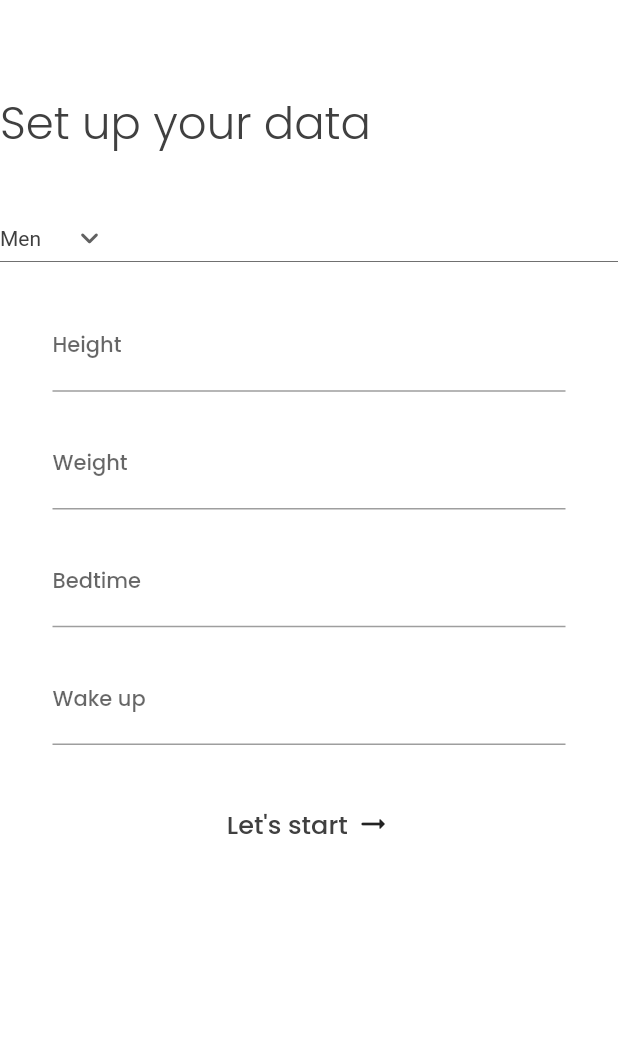
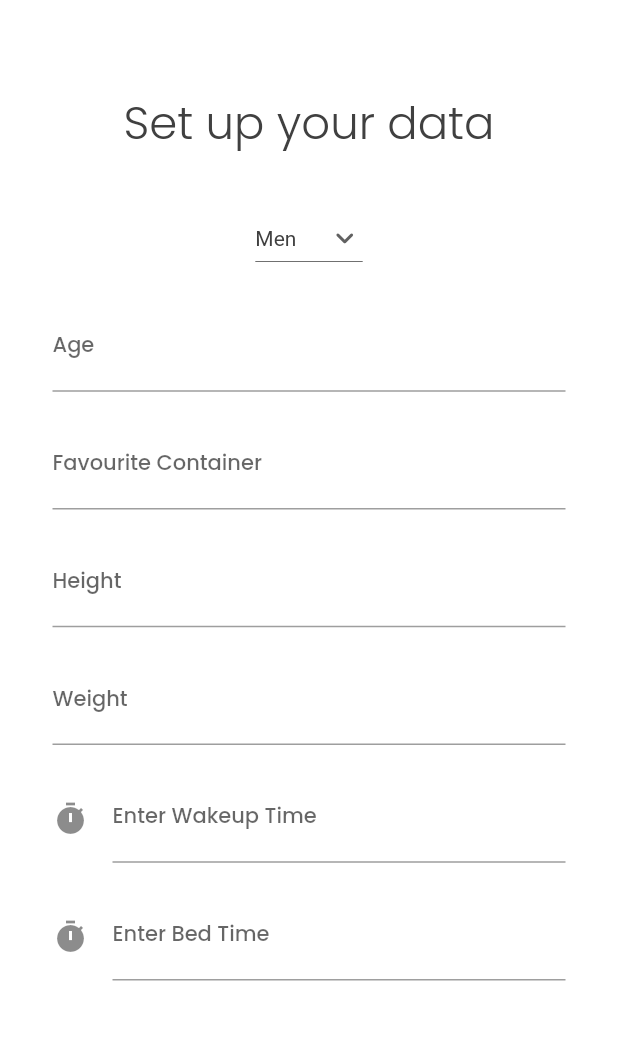
Before and after one commit to Kchanit/Hyjoden, a Flutter app: the RegisterDataScreen screen opened by its route, on a phone screen of 412 x 824 dp, the part 83-1123 px from its top. Run offline on Flutter 3.47's test engine with Material 2 defaults, Android fonts, the phone set to English and light mode, and no system bars; our stand-ins replace awesome_bottom_bar, cloud_firestore, firebase_auth, firebase_core, firebase_storage, fl_chart and 6 more; accounts and stored records are empty.

Commit message:
registerable

```diff
--- a/lib/route.dart
+++ b/lib/route.dart
@@ -4,7 +4,6 @@ import 'package:hyjoden/screens/home_screen.dart';
 import 'package:hyjoden/screens/login_screen.dart';
 import 'package:hyjoden/screens/register_data_screen.dart';
 import 'package:hyjoden/screens/register_screen.dart';
-import 'package:hyjoden/screens/reward_screen.dart';
 import 'package:hyjoden/screens/summary_screen.dart';
 import 'package:hyjoden/screens/achievement_screen.dart';
 
--- a/lib/screens/achievement_screen.dart
+++ b/lib/screens/achievement_screen.dart
@@ -354,9 +354,7 @@ class _RewardScreenState extends State<RewardScreen> {
           } else if (index == 1) {
             Navigator.pushReplacementNamed(context, '/summary');
           } else if (index == 2) {
-            Navigator.pushReplacementNamed(context, '/add');
-          } else if (index == 3) {
-            Navigator.pushReplacementNamed(context, '/reward');
+            Navigator.pushReplacementNamed(context, '/add-water');
           } else if (index == 4) {
             Navigator.pushReplacementNamed(context, '/login');
           }
--- a/lib/screens/add_water_screen.dart
+++ b/lib/screens/add_water_screen.dart
@@ -297,8 +297,6 @@ class _AddWaterScreenState extends State<AddWaterScreen> {
             Navigator.pushReplacementNamed(context, '/home');
           } else if (index == 1) {
             Navigator.pushReplacementNamed(context, '/summary');
-          } else if (index == 2) {
-            Navigator.pushReplacementNamed(context, '/add-water');
           } else if (index == 3) {
             Navigator.pushReplacementNamed(context, '/reward');
           } else if (index == 4) {
--- a/lib/screens/home_screen.dart
+++ b/lib/screens/home_screen.dart
@@ -209,9 +209,7 @@ class _HomeScreenState extends State<HomeScreen> {
         indexSelected: visit,
         onTap: (int index) => setState(() {
           visit = index;
-          if (index == 0) {
-            Navigator.pushReplacementNamed(context, '/home');
-          } else if (index == 1) {
+          if (index == 1) {
             Navigator.pushReplacementNamed(context, '/summary');
           } else if (index == 2) {
             Navigator.pushReplacementNamed(context, '/add-water');
--- a/lib/screens/register_data_screen.dart
+++ b/lib/screens/register_data_screen.dart
@@ -10,7 +10,9 @@ import 'package:hyjoden/models/user_model.dart';
 import 'package:hyjoden/services/database_service.dart';
 import 'package:hyjoden/themes/colors.dart';
 import 'package:hyjoden/services/auth_service.dart';
+import 'package:hyjoden/utils/showSnackBar.dart';
 import 'package:provider/provider.dart';
+import 'package:intl/intl.dart';
 
 const List<TabItem> items = [
   TabItem(
@@ -48,19 +50,32 @@ class _RegisterDataScreenState extends State<RegisterDataScreen> {
   int visit = 4;
   String dropdownValue = list.first;
   User? user;
-  TimeOfDay default_bedtime = TimeOfDay(hour: 22, minute: 00);
-  TimeOfDay default_waketime = TimeOfDay(hour: 06, minute: 00);
+  TimeOfDay input_bedtime = TimeOfDay(hour: 22, minute: 00);
+  TimeOfDay input_waketime = TimeOfDay(hour: 06, minute: 00);
+  TextEditingController bedtimeInput = TextEditingController();
+  TextEditingController waketimeInput = TextEditingController();
+
+  @override
+  void initState() {
+    bedtimeInput.text = ""; //set the initial value of text field
+    waketimeInput.text = ""; //set the initial value of text field
+    super.initState();
+    WidgetsBinding.instance.addPostFrameCallback((timeStamp) async {
+      final authservice = Provider.of<AuthService>(context, listen: false);
+      User? newUser = await authservice.currentUser();
+      setState(() {
+        user = newUser;
+        user!.gender = 'Men';
+      });
+      print(user!.uid);
+    });
+  }
+
   @override
   Widget build(BuildContext context) {
     final databaseService =
         Provider.of<DatabaseService>(context, listen: false);
     final authService = Provider.of<AuthService>(context, listen: false);
-    authService.currentUser().then((currentUser) {
-      setState(() {
-        user = currentUser;
-      });
-    });
-    // final User? user = ModalRoute.of(context)!.settings.arguments as User;
     return Scaffold(
       backgroundColor: Colors.white,
       appBar: AppBar(
@@ -84,12 +99,15 @@ class _RegisterDataScreenState extends State<RegisterDataScreen> {
         },
         child: ListView(children: [
           SizedBox(height: 35),
-          Text(
+          Center(
+            child: Text(
               'Set up your data',
               style: Theme.of(context).textTheme.headline2,
             ),
+          ),
           SizedBox(height: 30),
-          DropdownButton<String>(
+          Center(
+            child: DropdownButton<String>(
               value: dropdownValue,
               icon: const Icon(Icons.keyboard_arrow_down_rounded),
               elevation: 16,
@@ -111,6 +129,41 @@ class _RegisterDataScreenState extends State<RegisterDataScreen> {
                   child: Text(value),
                 );
               }).toList(),
+            ),
+          ),
+          SizedBox(height: 20),
+          Padding(
+            padding: const EdgeInsets.only(left: 35.0, right: 35.0),
+            child: TextFormField(
+              inputFormatters: <TextInputFormatter>[
+                FilteringTextInputFormatter.digitsOnly,
+              ],
+              keyboardType: TextInputType.number,
+              decoration: const InputDecoration(
+                border: UnderlineInputBorder(),
+                labelText: 'Age',
+              ),
+              onChanged: (String value) {
+                user!.age = int.parse(value);
+              },
+            ),
+          ),
+          SizedBox(height: 20),
+          Padding(
+            padding: const EdgeInsets.only(left: 35.0, right: 35.0),
+            child: TextFormField(
+              inputFormatters: <TextInputFormatter>[
+                FilteringTextInputFormatter.digitsOnly,
+              ],
+              keyboardType: TextInputType.number,
+              decoration: const InputDecoration(
+                border: UnderlineInputBorder(),
+                labelText: 'Favourite Container',
+              ),
+              onChanged: (String value) {
+                user!.favContainer = double.parse(value);
+              },
+            ),
           ),
           SizedBox(height: 20),
           Padding(
@@ -149,30 +202,75 @@ class _RegisterDataScreenState extends State<RegisterDataScreen> {
           SizedBox(height: 20),
           Padding(
               padding: const EdgeInsets.only(left: 35.0, right: 35.0),
-            child: TextFormField(
-              decoration: const InputDecoration(
-                border: UnderlineInputBorder(),
-                labelText: 'Bedtime',
+              child: TextField(
+                controller: waketimeInput,
+                decoration: InputDecoration(
+                    icon: Icon(Icons.timer), //icon of text field
+                    labelText: "Enter Wakeup Time" //label text of field
                     ),
-              onTap: () {
-                // DatePicker.showTimePicker(context,
-                //     showTitleActions: true,
-                //     onConfirm: (date) {
-                //   user!.bedtime = date.toString();
-                // }, currentTime: DateTime.now());
-                showTimePicker(context: context, initialTime: default_bedtime);
+                readOnly: true,
+                onTap: () async {
+                  TimeOfDay? pickedTime = await showTimePicker(
+                    initialTime: input_waketime,
+                    context: context,
+                  );
+                  if (pickedTime != null) {
+                    print(pickedTime.format(context)); //output 10:51 PM
+                    DateTime parsedTime = DateFormat.Hm()
+                        .parse(pickedTime.format(context).toString());
+                    //converting to DateTime so that we can further format on different pattern.
+                    print(parsedTime); //output 1970-01-01 22:53:00.000
+                    String formattedTime =
+                        DateFormat('HH:mm:ss').format(parsedTime);
+                    print(formattedTime); //output 14:59:00
+                    //DateFormat() is from intl package, you can format the time on any pattern you need.
+
+                    setState(() {
+                      waketimeInput.text =
+                          formattedTime; //set the value of text field.
+                      user!.waketime = formattedTime;
+                    });
+                  } else {
+                    print("Time is not selected");
+                  }
                 },
-            ),
-          ),
+              )),
           SizedBox(height: 20),
           Padding(
               padding: const EdgeInsets.only(left: 35.0, right: 35.0),
-            child: TextFormField(
-                decoration: const InputDecoration(
-              border: UnderlineInputBorder(),
-              labelText: 'Wake up',
+              child: TextField(
+                controller: bedtimeInput,
+                decoration: InputDecoration(
+                    icon: Icon(Icons.timer), //icon of text field
+                    labelText: "Enter Bed Time" //label text of field
+                    ),
+                readOnly: true,
+                onTap: () async {
+                  TimeOfDay? pickedTime = await showTimePicker(
+                    initialTime: input_bedtime,
+                    context: context,
+                  );
+                  if (pickedTime != null) {
+                    print(pickedTime.format(context)); //output 10:51 PM
+                    DateTime parsedTime = DateFormat.Hm()
+                        .parse(pickedTime.format(context).toString());
+                    //converting to DateTime so that we can further format on different pattern.
+                    print(parsedTime); //output 1970-01-01 22:53:00.000
+                    String formattedTime =
+                        DateFormat('HH:mm:ss').format(parsedTime);
+                    print(formattedTime); //output 14:59:00
+                    //DateFormat() is from intl package, you can format the time on any pattern you need.
+
+                    setState(() {
+                      bedtimeInput.text =
+                          formattedTime; //set the value of text field.
+                      user!.bedtime = formattedTime;
+                    });
+                  } else {
+                    print("Time is not selected");
+                  }
+                },
               )),
-          ),
           SizedBox(height: 40),
           InkWell(
               onTap: () {
@@ -181,8 +279,14 @@ class _RegisterDataScreenState extends State<RegisterDataScreen> {
               child: Row(
                 mainAxisAlignment: MainAxisAlignment.center,
                 children: [
-                  Text('Let\'s start',
-                      style: Theme.of(context).textTheme.headline3),
+                  // Text('Let\'s start',
+                  //     style: Theme.of(context).textTheme.headline3),
+                  TextButton(
+                    onPressed: (() {
+                      startButtonHandle(uid: user!.uid, user: user);
+                    }),
+                    child: Text('Let\'s start '),
+                  ),
                   SizedBox(width: 5),
                   Icon(Icons.arrow_right_alt_rounded)
                 ],
@@ -215,4 +319,17 @@ class _RegisterDataScreenState extends State<RegisterDataScreen> {
       ),
     );
   }
+
+  startButtonHandle({required uid, required User? user}) {
+    final databaseService =
+        Provider.of<DatabaseService>(context, listen: false);
+    databaseService.updateUserFromUid(uid: uid, user: user!).then((value) {
+      //success state
+      showSnackBar('success', backgroundColor: Colors.green);
+    }).catchError((e) {
+      //handle error
+      showSnackBar(e, backgroundColor: Colors.red);
+    });
+    Navigator.pushReplacementNamed(context, '/home', arguments: user);
   }
+}
--- a/lib/screens/summary_screen.dart
+++ b/lib/screens/summary_screen.dart
@@ -331,8 +331,6 @@ class _SummaryScreenState extends State<SummaryScreen> {
           visit = index;
           if (index == 0) {
             Navigator.pushReplacementNamed(context, '/home');
-          } else if (index == 1) {
-            Navigator.pushReplacementNamed(context, '/summary');
           } else if (index == 2) {
             Navigator.pushReplacementNamed(context, '/add-water');
           } else if (index == 3) {
```
Also changed, not shown: lib/screens/reward_screen.dart (deleted, +0 -85 lines). Lines whose indentation alone changed are shown as unchanged.
